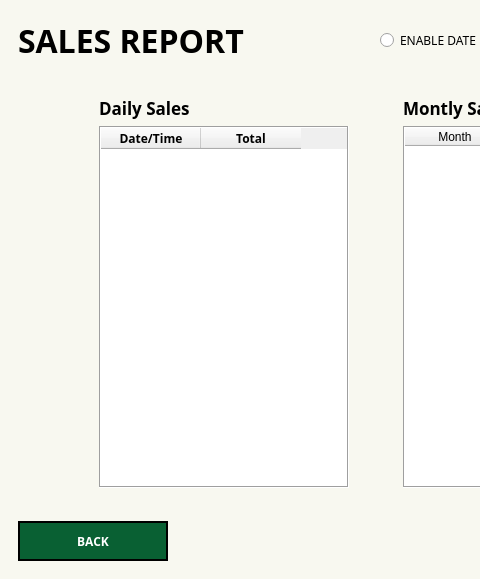
This is Screens/MainMenuScreens/Reports/Sales_Report.ui in Bideiro/Ranil_project_py as Qt 5 draws it before an edit; both pictures show x 0 to 480 and y 0 to 579 of the 1068 by 579 pixel window. The edited form follows.
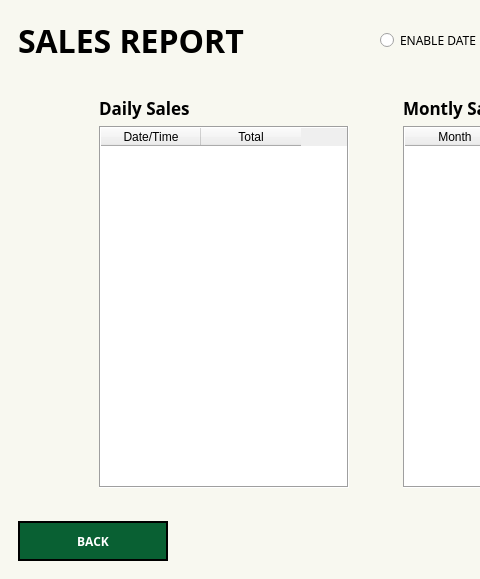
This is the edited form.

Patch:
```diff
--- a/Screens/MainMenuScreens/Reports/Sales_Report.ui
+++ b/Screens/MainMenuScreens/Reports/Sales_Report.ui
@@ -311,23 +311,11 @@
              <property name="text">
               <string>Date/Time</string>
              </property>
-             <property name="font">
-              <font>
-               <family>DM Sans</family>
-               <bold>true</bold>
-              </font>
-             </property>
             </column>
             <column>
              <property name="text">
               <string>Total</string>
              </property>
-             <property name="font">
-              <font>
-               <family>DM Sans</family>
-               <bold>true</bold>
-              </font>
-             </property>
             </column>
            </widget>
           </item>
```
